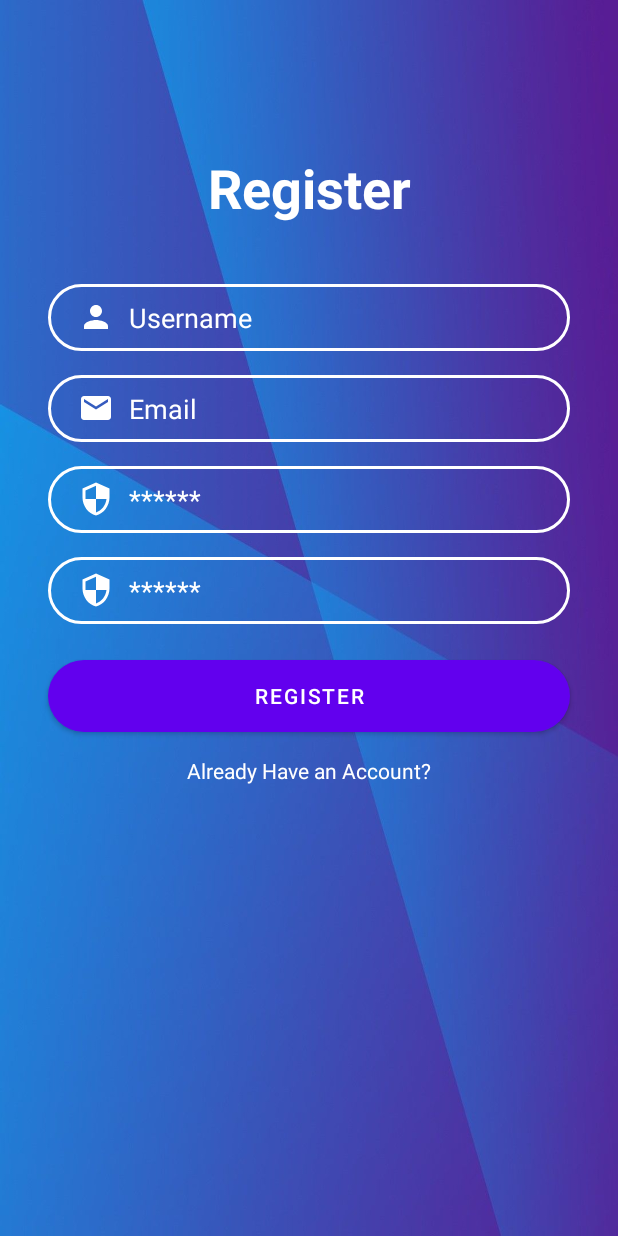
After one commit to ETS-Android4/android_reditt, an Android app: the layout activity_register.xml on its own in the app's theme, with its tools: preview values and no code run, on a phone screen of 412 x 824 dp. The commit adds this screen. Run offline under Robolectric (Android 15) with nearby library versions, the phone set to English and light mode, and no system bars.

Commit message:
register page

```diff
--- /dev/null
+++ b/app/src/main/res/drawable/btn_bg.xml
@@ -0,0 +1,7 @@
+<?xml version="1.0" encoding="utf-8"?>
+<shape xmlns:android="http://schemas.android.com/apk/res/android">
+
+    <solid android:color="@color/colorWhite"/>
+
+    <corners android:radius="70dp"/>
+</shape>
--- /dev/null
+++ b/app/src/main/res/drawable/ic_email.xml
@@ -0,0 +1,5 @@
+<vector android:height="24dp" android:tint="#FFFFFF"
+    android:viewportHeight="24.0" android:viewportWidth="24.0"
+    android:width="24dp" xmlns:android="http://schemas.android.com/apk/res/android">
+    <path android:fillColor="#FF000000" android:pathData="M20,4L4,4c-1.1,0 -1.99,0.9 -1.99,2L2,18c0,1.1 0.9,2 2,2h16c1.1,0 2,-0.9 2,-2L22,6c0,-1.1 -0.9,-2 -2,-2zM20,8l-8,5 -8,-5L4,6l8,5 8,-5v2z"/>
+</vector>
--- /dev/null
+++ b/app/src/main/res/drawable/ic_facebook.xml
@@ -0,0 +1,5 @@
+<vector android:height="24dp" android:viewportHeight="512"
+    android:viewportWidth="512" android:width="24dp" xmlns:android="http://schemas.android.com/apk/res/android">
+    <path android:fillColor="@color/colorPrimaryDark"
+        android:pathData="M289,1.7c-45.1,4.8 -71.3,21.7 -84.6,54.8 -3.2,8 -5.1,15 -7.5,27.6 -0.8,3.9 -1.5,21.5 -1.8,45.4l-0.6,39 -25.7,0.3 -25.8,0.2 0,43.5 0,43.5 26,-0 26,-0 0,127.5 0,127.5 51.5,-0 51.5,-0 0,-127.5 0,-127.5 34.4,-0 34.5,-0 0.5,-4.3c0.7,-5 4.2,-37.2 5.1,-47.2 0.4,-3.9 1.3,-12.6 2.1,-19.5 0.8,-6.9 1.4,-13.3 1.4,-14.2 0,-1.7 -2.7,-1.8 -38.7,-2l-38.8,-0.3 0,-30.5c0,-33.3 0.3,-35.4 5.7,-41.5 1.6,-1.9 5.4,-4.4 8.6,-5.7 5.4,-2.1 7.3,-2.3 34.5,-2.6l28.7,-0.3 0,-43.5 0,-43.4 -41.7,0.2c-23,-0 -43.4,0.3 -45.3,0.5z" android:strokeColor="#00000000"/>
+</vector>
--- /dev/null
+++ b/app/src/main/res/drawable/ic_google.xml
@@ -0,0 +1,7 @@
+<vector android:height="24.485847dp" android:viewportHeight="544.3"
+    android:viewportWidth="533.5" android:width="24dp" xmlns:android="http://schemas.android.com/apk/res/android">
+    <path android:fillColor="#4285F4" android:pathData="M533.5,278.4c0,-18.5 -1.5,-37.1 -4.7,-55.3H272.1v104.8h147c-6.1,33.8 -25.7,63.7 -54.4,82.7v68h87.7C503.9,431.2 533.5,361.2 533.5,278.4z"/>
+    <path android:fillColor="#34A853" android:pathData="M272.1,544.3c73.4,0 135.3,-24.1 180.4,-65.7l-87.7,-68c-24.4,16.6 -55.9,26 -92.6,26c-71,0 -131.2,-47.9 -152.8,-112.3H28.9v70.1C75.1,486.3 169.2,544.3 272.1,544.3z"/>
+    <path android:fillColor="#FBBC04" android:pathData="M119.3,324.3c-11.4,-33.8 -11.4,-70.4 0,-104.2V150H28.9c-38.6,76.9 -38.6,167.5 0,244.4L119.3,324.3z"/>
+    <path android:fillColor="#EA4335" android:pathData="M272.1,107.7c38.8,-0.6 76.3,14 104.4,40.8l0,0l77.7,-77.7C405,24.6 339.7,-0.8 272.1,0C169.2,0 75.1,58 28.9,150l90.4,70.1C140.8,155.6 201.1,107.7 272.1,107.7z"/>
+</vector>
--- /dev/null
+++ b/app/src/main/res/drawable/ic_launcher_foreground.xml
@@ -0,0 +1,30 @@
+<vector xmlns:android="http://schemas.android.com/apk/res/android"
+    xmlns:aapt="http://schemas.android.com/aapt"
+    android:width="108dp"
+    android:height="108dp"
+    android:viewportWidth="108"
+    android:viewportHeight="108">
+    <path android:pathData="M31,63.928c0,0 6.4,-11 12.1,-13.1c7.2,-2.6 26,-1.4 26,-1.4l38.1,38.1L107,108.928l-32,-1L31,63.928z">
+        <aapt:attr name="android:fillColor">
+            <gradient
+                android:endX="85.84757"
+                android:endY="92.4963"
+                android:startX="42.9492"
+                android:startY="49.59793"
+                android:type="linear">
+                <item
+                    android:color="#44000000"
+                    android:offset="0.0" />
+                <item
+                    android:color="#00000000"
+                    android:offset="1.0" />
+            </gradient>
+        </aapt:attr>
+    </path>
+    <path
+        android:fillColor="#FFFFFF"
+        android:fillType="nonZero"
+        android:pathData="M65.3,45.828l3.8,-6.6c0.2,-0.4 0.1,-0.9 -0.3,-1.1c-0.4,-0.2 -0.9,-0.1 -1.1,0.3l-3.9,6.7c-6.3,-2.8 -13.4,-2.8 -19.7,0l-3.9,-6.7c-0.2,-0.4 -0.7,-0.5 -1.1,-0.3C38.8,38.328 38.7,38.828 38.9,39.228l3.8,6.6C36.2,49.428 31.7,56.028 31,63.928h46C76.3,56.028 71.8,49.428 65.3,45.828zM43.4,57.328c-0.8,0 -1.5,-0.5 -1.8,-1.2c-0.3,-0.7 -0.1,-1.5 0.4,-2.1c0.5,-0.5 1.4,-0.7 2.1,-0.4c0.7,0.3 1.2,1 1.2,1.8C45.3,56.528 44.5,57.328 43.4,57.328L43.4,57.328zM64.6,57.328c-0.8,0 -1.5,-0.5 -1.8,-1.2s-0.1,-1.5 0.4,-2.1c0.5,-0.5 1.4,-0.7 2.1,-0.4c0.7,0.3 1.2,1 1.2,1.8C66.5,56.528 65.6,57.328 64.6,57.328L64.6,57.328z"
+        android:strokeWidth="1"
+        android:strokeColor="#00000000" />
+</vector>
--- /dev/null
+++ b/app/src/main/res/drawable/ic_person.xml
@@ -0,0 +1,5 @@
+<vector android:height="24dp" android:tint="#FFFFFF"
+    android:viewportHeight="24.0" android:viewportWidth="24.0"
+    android:width="24dp" xmlns:android="http://schemas.android.com/apk/res/android">
+    <path android:fillColor="#FF000000" android:pathData="M12,12c2.21,0 4,-1.79 4,-4s-1.79,-4 -4,-4 -4,1.79 -4,4 1.79,4 4,4zM12,14c-2.67,0 -8,1.34 -8,4v2h16v-2c0,-2.66 -5.33,-4 -8,-4z"/>
+</vector>
--- /dev/null
+++ b/app/src/main/res/drawable/ic_security.xml
@@ -0,0 +1,5 @@
+<vector android:height="24dp" android:tint="#FFFFFF"
+    android:viewportHeight="24.0" android:viewportWidth="24.0"
+    android:width="24dp" xmlns:android="http://schemas.android.com/apk/res/android">
+    <path android:fillColor="#FF000000" android:pathData="M12,1L3,5v6c0,5.55 3.84,10.74 9,12 5.16,-1.26 9,-6.45 9,-12L21,5l-9,-4zM12,11.99h7c-0.53,4.12 -3.28,7.79 -7,8.94L12,12L5,12L5,6.3l7,-3.11v8.8z"/>
+</vector>
--- /dev/null
+++ b/app/src/main/res/drawable/input_bg.xml
@@ -0,0 +1,6 @@
+<?xml version="1.0" encoding="utf-8"?>
+<shape xmlns:android="http://schemas.android.com/apk/res/android">
+
+    <stroke android:color="@color/colorWhite" android:width="2dp"/>
+    <corners android:radius="70dp" />
+</shape>
--- /dev/null
+++ b/app/src/main/res/layout/activity_register.xml
@@ -0,0 +1,132 @@
+<?xml version="1.0" encoding="utf-8"?>
+<androidx.constraintlayout.widget.ConstraintLayout xmlns:android="http://schemas.android.com/apk/res/android"
+    xmlns:app="http://schemas.android.com/apk/res-auto"
+    xmlns:tools="http://schemas.android.com/tools"
+    android:layout_width="match_parent"
+    android:layout_height="match_parent"
+    tools:context=".RegisterActivity"
+    android:background="@drawable/bb">
+
+    <TextView
+        android:id="@+id/logo"
+        android:layout_width="wrap_content"
+        android:layout_height="wrap_content"
+        android:text="Register"
+        android:textColor="@color/colorWhite"
+        android:textSize="36sp"
+        android:textStyle="bold"
+        app:layout_constraintBottom_toBottomOf="parent"
+        app:layout_constraintEnd_toEndOf="parent"
+        app:layout_constraintStart_toStartOf="parent"
+        app:layout_constraintTop_toTopOf="parent"
+        app:layout_constraintVertical_bias="0.13" />
+
+    <EditText
+        android:id="@+id/inputUsername"
+        android:layout_width="0dp"
+        android:layout_height="wrap_content"
+        android:layout_marginStart="32dp"
+        android:layout_marginTop="40dp"
+        android:layout_marginEnd="32dp"
+        android:background="@drawable/input_bg"
+        android:drawableLeft="@drawable/ic_person"
+        android:drawablePadding="10dp"
+        android:ems="10"
+        android:hint="Username"
+        android:inputType="textPersonName"
+        android:paddingLeft="20dp"
+        android:paddingTop="10dp"
+        android:paddingRight="10dp"
+        android:paddingBottom="10dp"
+        android:textColor="@color/colorWhite"
+        android:textColorHint="@color/colorWhite"
+        app:layout_constraintEnd_toEndOf="parent"
+        app:layout_constraintStart_toStartOf="parent"
+        app:layout_constraintTop_toBottomOf="@+id/logo" />
+
+    <EditText
+        android:id="@+id/inputEmail"
+        android:layout_width="0dp"
+        android:layout_height="wrap_content"
+        android:layout_marginTop="16dp"
+        android:background="@drawable/input_bg"
+        android:drawableLeft="@drawable/ic_email"
+        android:drawablePadding="10dp"
+        android:ems="10"
+        android:hint="Email"
+        android:inputType="textPersonName"
+        android:paddingLeft="20dp"
+        android:paddingTop="10dp"
+        android:paddingRight="10dp"
+        android:paddingBottom="10dp"
+        android:textColor="@color/colorWhite"
+        android:textColorHint="@color/colorWhite"
+        app:layout_constraintEnd_toEndOf="@+id/inputUsername"
+        app:layout_constraintStart_toStartOf="@+id/inputUsername"
+        app:layout_constraintTop_toBottomOf="@+id/inputUsername" />
+
+    <EditText
+        android:id="@+id/inputPassword"
+        android:layout_width="0dp"
+        android:layout_height="wrap_content"
+        android:layout_marginTop="16dp"
+        android:background="@drawable/input_bg"
+        android:drawableLeft="@drawable/ic_security"
+        android:drawablePadding="10dp"
+        android:ems="10"
+        android:hint="******"
+        android:inputType="textPersonName"
+        android:paddingLeft="20dp"
+        android:paddingTop="10dp"
+        android:paddingRight="10dp"
+        android:paddingBottom="10dp"
+        android:textColor="@color/colorWhite"
+        android:textColorHint="@color/colorWhite"
+        app:layout_constraintEnd_toEndOf="@+id/inputEmail"
+        app:layout_constraintStart_toStartOf="@+id/inputEmail"
+        app:layout_constraintTop_toBottomOf="@+id/inputEmail" />
+
+    <EditText
+        android:id="@+id/inputConformPassword"
+        android:layout_width="0dp"
+        android:layout_height="wrap_content"
+        android:layout_marginTop="16dp"
+        android:background="@drawable/input_bg"
+        android:drawableLeft="@drawable/ic_security"
+        android:drawablePadding="10dp"
+        android:ems="10"
+        android:hint="******"
+        android:inputType="textPersonName"
+        android:paddingLeft="20dp"
+        android:paddingTop="10dp"
+        android:paddingRight="10dp"
+        android:paddingBottom="10dp"
+        android:textColor="@color/colorWhite"
+        android:textColorHint="@color/colorWhite"
+        app:layout_constraintEnd_toEndOf="@+id/inputPassword"
+        app:layout_constraintStart_toStartOf="@+id/inputPassword"
+        app:layout_constraintTop_toBottomOf="@+id/inputPassword" />
+
+    <Button
+        android:id="@+id/btnRegister"
+        android:layout_width="0dp"
+        android:layout_height="wrap_content"
+        android:layout_marginTop="24dp"
+        android:background="@drawable/btn_bg"
+        android:text="Register"
+        app:layout_constraintEnd_toEndOf="@+id/inputConformPassword"
+        app:layout_constraintStart_toStartOf="@+id/inputConformPassword"
+        app:layout_constraintTop_toBottomOf="@+id/inputConformPassword" />
+
+    <TextView
+        android:id="@+id/alreadyHaveAccount"
+        android:layout_width="wrap_content"
+        android:layout_height="wrap_content"
+        android:layout_marginTop="16dp"
+        android:shadowColor="@color/colorWhite"
+        android:text="Already Have an Account?"
+        android:textColor="@color/colorWhite"
+        app:layout_constraintEnd_toEndOf="@+id/btnRegister"
+        app:layout_constraintStart_toStartOf="@+id/btnRegister"
+        app:layout_constraintTop_toBottomOf="@+id/btnRegister" />
+</androidx.constraintlayout.widget.ConstraintLayout>
--- a/app/src/main/res/values/colors.xml
+++ b/app/src/main/res/values/colors.xml
@@ -7,4 +7,8 @@
     <color name="teal_700">#FF018786</color>
     <color name="black">#FF000000</color>
     <color name="white">#FFFFFFFF</color>
+    <color name="colorPrimaryDark">#3262C4</color>
+    <color name="colorBlack">#000000</color>
+    <color name="colorWhite">#FFFFFF</color>
+    <color name="colorRed">#C11515</color>
 </resources>
--- a/app/src/main/res/values/strings.xml
+++ b/app/src/main/res/values/strings.xml
@@ -1,3 +1,3 @@
 <resources>
-    <string name="app_name">My Application</string>
+    <string name="app_name">Registration</string>
 </resources>
--- /dev/null
+++ b/app/src/main/res/values/styles.xml
@@ -0,0 +1,10 @@
+<resources>
+
+    <!-- Base application theme. -->
+    <style name="AppTheme" parent="Theme.AppCompat.Light.NoActionBar">
+        <!-- Customize your theme here. -->
+        <item name="colorPrimaryDark">@color/colorPrimaryDark</item>
+
+    </style>
+
+</resources>
```
Also changed, not shown: app/src/main/res/drawable/bb.jpg (added).
